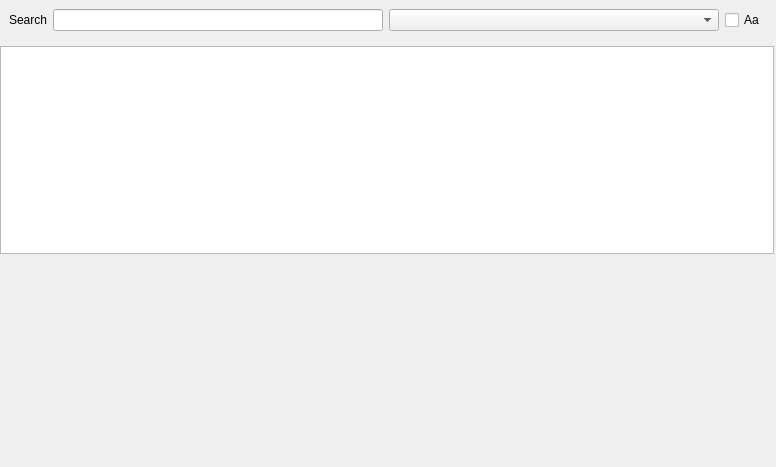
First picture: the form in views/MainViewWidget.ui, repository bendalab/NixView, before the edit.
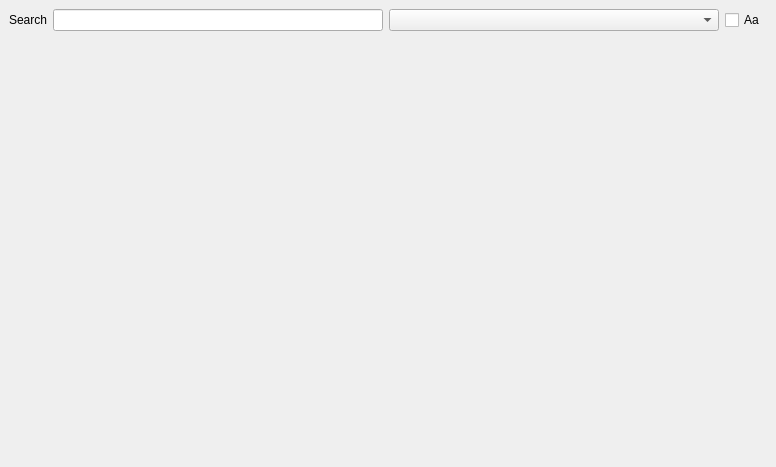
Second picture: the form after the edit.

The edit to the form file:
```diff
--- a/views/MainViewWidget.ui
+++ b/views/MainViewWidget.ui
@@ -68,19 +68,6 @@
        </layout>
       </widget>
      </item>
-     <item>
-      <widget class="QTreeView" name="treeView">
-       <property name="editTriggers">
-        <set>QAbstractItemView::NoEditTriggers</set>
-       </property>
-       <attribute name="headerCascadingSectionResizes">
-        <bool>false</bool>
-       </attribute>
-       <attribute name="headerShowSortIndicator" stdset="0">
-        <bool>true</bool>
-       </attribute>
-      </widget>
-     </item>
      <item>
       <widget class="QStackedWidget" name="data_stacked_Widget">
        <property name="currentIndex">
```
